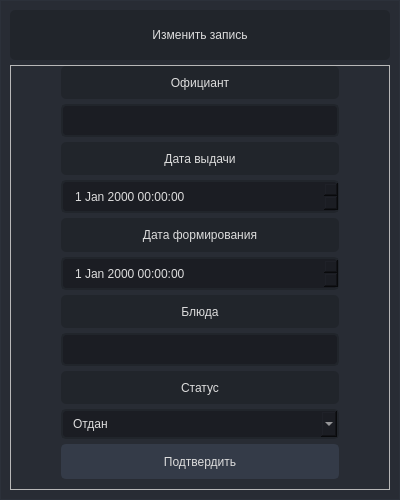
Old version of the form desktop/waiter/ui/addview.ui in the repository StrongerProgrammer7/grand_project.
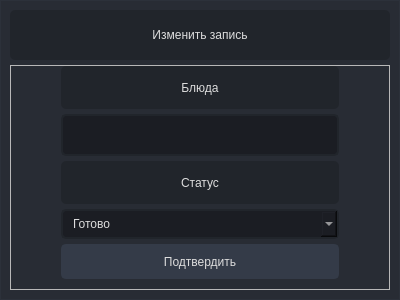
New version of the form. Icons and pictures are not drawn.

```diff
--- a/desktop/waiter/ui/addview.ui
+++ b/desktop/waiter/ui/addview.ui
@@ -7,7 +7,7 @@
     <x>0</x>
     <y>0</y>
     <width>400</width>
-    <height>500</height>
+    <height>300</height>
    </rect>
   </property>
   <property name="windowTitle">
@@ -203,81 +203,6 @@
             <property name="bottomMargin">
              <number>10</number>
             </property>
-            <item>
-             <widget class="QLabel" name="label">
-              <property name="sizePolicy">
-               <sizepolicy hsizetype="Preferred" vsizetype="Preferred">
-                <horstretch>0</horstretch>
-                <verstretch>0</verstretch>
-               </sizepolicy>
-              </property>
-              <property name="styleSheet">
-               <string notr="true"/>
-              </property>
-              <property name="text">
-               <string>Официант</string>
-              </property>
-              <property name="alignment">
-               <set>Qt::AlignCenter</set>
-              </property>
-             </widget>
-            </item>
-            <item>
-             <widget class="QLineEdit" name="lineEdit">
-              <property name="sizePolicy">
-               <sizepolicy hsizetype="Preferred" vsizetype="Preferred">
-                <horstretch>0</horstretch>
-                <verstretch>0</verstretch>
-               </sizepolicy>
-              </property>
-              <property name="minimumSize">
-               <size>
-                <width>0</width>
-                <height>0</height>
-               </size>
-              </property>
-             </widget>
-            </item>
-            <item>
-             <widget class="QLabel" name="label_2">
-              <property name="text">
-               <string>Дата выдачи</string>
-              </property>
-              <property name="alignment">
-               <set>Qt::AlignCenter</set>
-              </property>
-             </widget>
-            </item>
-            <item>
-             <widget class="QDateTimeEdit" name="dateTimeEdit">
-              <property name="sizePolicy">
-               <sizepolicy hsizetype="Minimum" vsizetype="Preferred">
-                <horstretch>0</horstretch>
-                <verstretch>0</verstretch>
-               </sizepolicy>
-              </property>
-             </widget>
-            </item>
-            <item>
-             <widget class="QLabel" name="label_3">
-              <property name="text">
-               <string>Дата формирования</string>
-              </property>
-              <property name="alignment">
-               <set>Qt::AlignCenter</set>
-              </property>
-             </widget>
-            </item>
-            <item>
-             <widget class="QDateTimeEdit" name="dateTimeEdit_2">
-              <property name="sizePolicy">
-               <sizepolicy hsizetype="Minimum" vsizetype="Preferred">
-                <horstretch>0</horstretch>
-                <verstretch>0</verstretch>
-               </sizepolicy>
-              </property>
-             </widget>
-            </item>
             <item>
              <widget class="QLabel" name="label_4">
               <property name="text">
@@ -312,12 +237,7 @@
              <widget class="QComboBox" name="comboBox">
               <item>
                <property name="text">
-                <string>Отдан</string>
-               </property>
-              </item>
-              <item>
-               <property name="text">
-                <string>Готов</string>
+                <string>Готово</string>
                </property>
               </item>
               <item>
```
Left out of the diff: 2 changed lines with no effect on the pictures.
